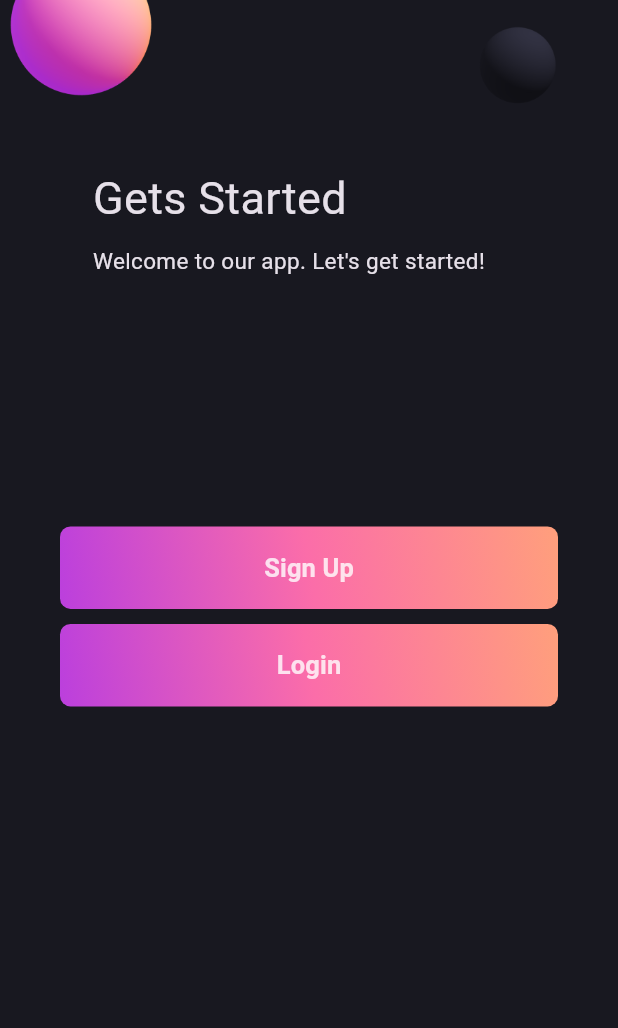
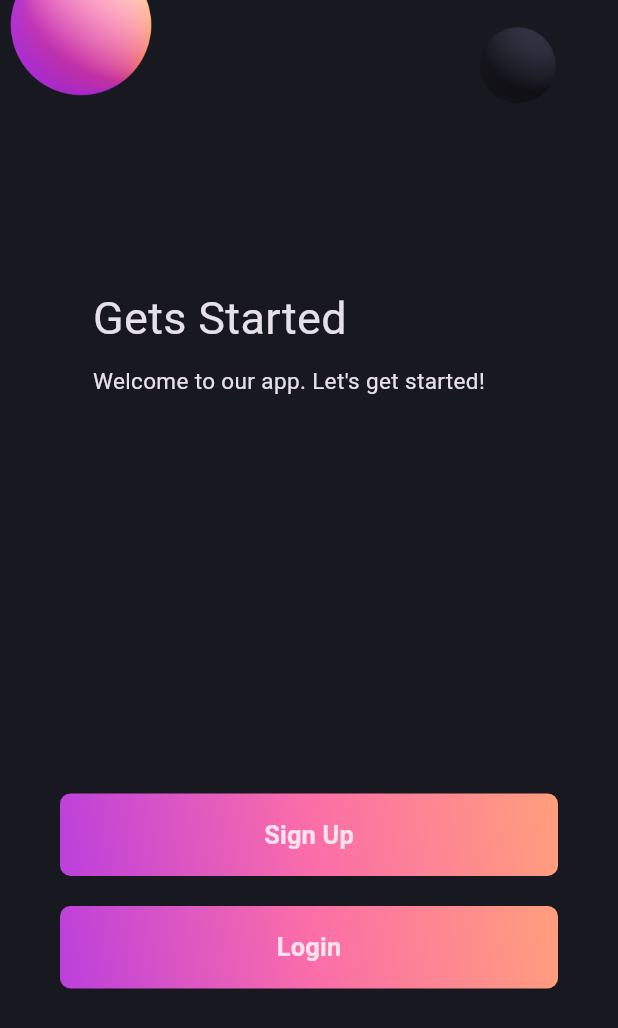
Before and after one commit to Al-Fuad/authentication_with_bloc_firebase_flutter, a Flutter app: the screen it shows after launch, on a phone screen of 412 x 824 dp. Shown: the top 1028 px of the screen. Run offline on Flutter 3.47's test engine with Material 3 defaults, Android fonts, the phone set to English and light mode, and no system bars; our stand-ins replace firebase_auth, firebase_core, flutter_bloc, flutter_svg, google_sign_in; missing offline and left inert: flutter_facebook_auth; accounts and stored records are empty; statements that could not run were skipped.

Commit message:
feat: Add spacing and button functionality to GetsStarted page

```diff
--- a/lib/features/authentication/gets_started/ui/gets_started.dart
+++ b/lib/features/authentication/gets_started/ui/gets_started.dart
@@ -31,6 +31,7 @@ class GetsStarted extends StatelessWidget {
                   child: const Column(
                     crossAxisAlignment: CrossAxisAlignment.start,
                     children: [
+                      SizedBox(height: 80,),
                       Text(
                         "Gets Started",
                         style: TextStyle(fontSize: 30),
@@ -46,7 +47,7 @@ class GetsStarted extends StatelessWidget {
                   )),
               SizedBox(
                 width: MediaQuery.of(context).size.width,
-                height: MediaQuery.of(context).size.height * 0.55,
+                height: MediaQuery.of(context).size.height * 0.8,
                 child: Column(
                   crossAxisAlignment: CrossAxisAlignment.center,
                   mainAxisAlignment: MainAxisAlignment.center,
@@ -59,9 +60,9 @@ class GetsStarted extends StatelessWidget {
                       },
                       text: "Sign Up",
                     ),
-                    // const SizedBox(
-                    //   height: 10,
-                    // ),
+                    const SizedBox(
+                      height: 10,
+                    ),
                     GradientButton(
                       onPressed: () {
                         context
```
